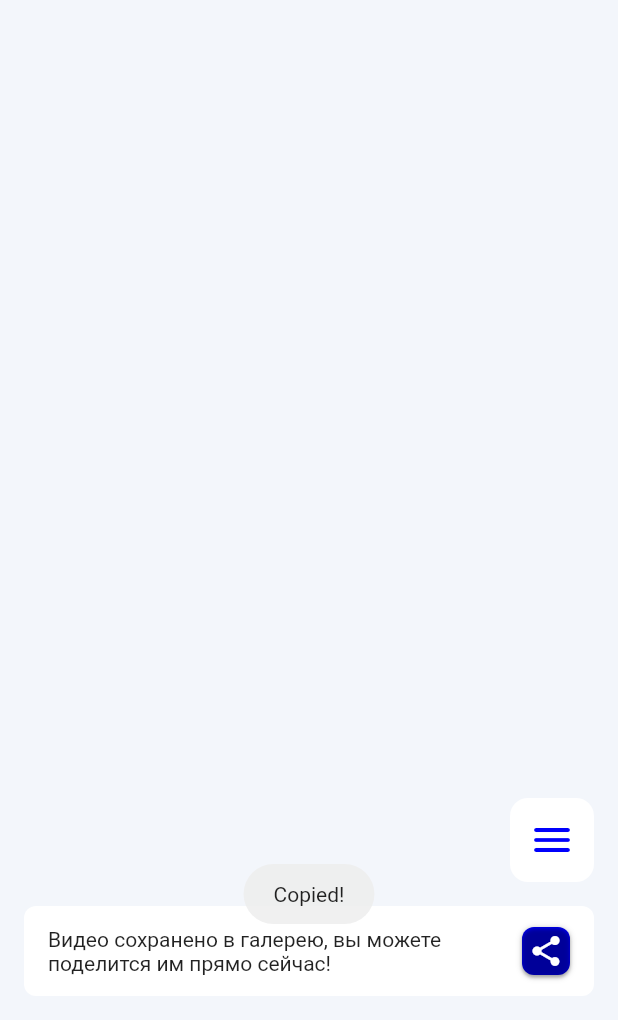
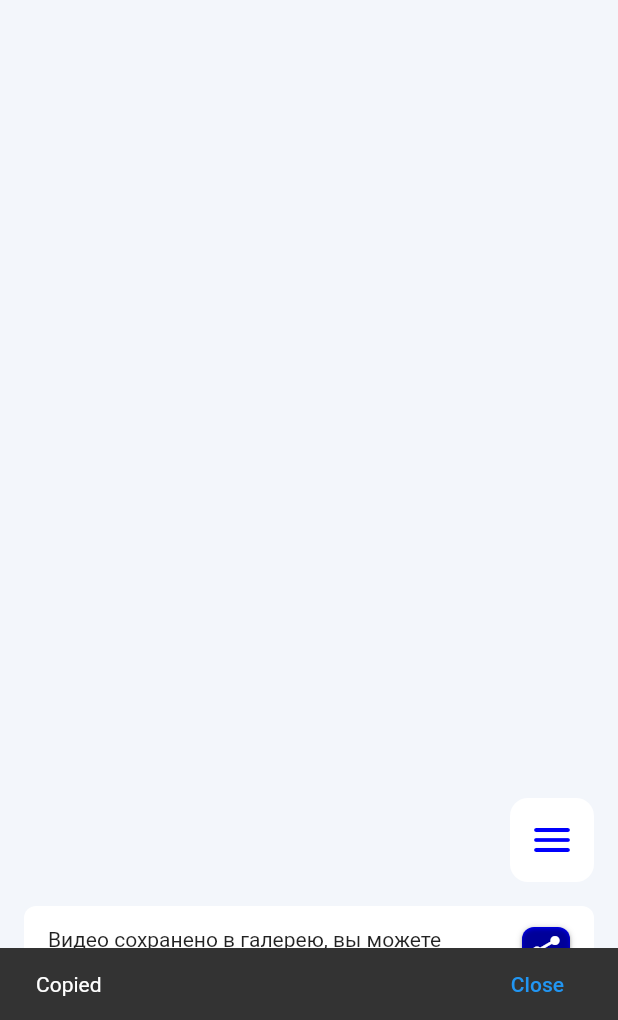
Before and after one commit to vahellame/avantspace_mobile_app, a Flutter app: the MessageRecognizedScreen screen opened by its route, after a tap on the "content copy" icon, on a phone screen of 412 x 824 dp, the part 216-1236 px from its top. Run offline on Flutter 3.47's test engine with Material 2 defaults, Android fonts, the light colour scheme and no system bars; our stand-ins replace camera, flutter_compass, flutter_svg, gallery_saver, google_maps_flutter, location and 2 more.

Commit message:
cheat app 2

```diff
--- a/lib/main.dart
+++ b/lib/main.dart
@@ -12,7 +12,6 @@ import 'package:avantspace_mobile_app/views/screens/test/screen.dart';
 import 'package:avantspace_mobile_app/views/screens/upcoming_sessions/screen.dart';
 import 'package:flutter/material.dart';
 import 'package:flutter/services.dart';
-import 'package:fluttertoast/fluttertoast.dart';
 import 'package:permission_handler/permission_handler.dart';
 import 'package:provider/provider.dart';
 
--- a/lib/views/screens/message_recognized/screen.dart
+++ b/lib/views/screens/message_recognized/screen.dart
@@ -5,7 +5,6 @@ import 'package:avantspace_mobile_app/views/widgets/custom_burger_button.dart';
 import 'package:avantspace_mobile_app/views/widgets/custom_share_button.dart';
 import 'package:flutter/material.dart';
 import 'package:flutter/services.dart';
-import 'package:fluttertoast/fluttertoast.dart';
 import 'package:provider/provider.dart';
 import 'package:share_plus/share_plus.dart';
 
@@ -106,12 +105,16 @@ class _MessageRecognizedScreenState extends State<MessageRecognizedScreen> {
                         ),
                         onTap: () async {
                           await Clipboard.setData(const ClipboardData(text: 'Заходи: avantspace.com'));
-                          Fluttertoast.showToast(
-                            msg: 'Copied!',
-                            toastLength: Toast.LENGTH_SHORT,
-                            gravity: ToastGravity.BOTTOM,
-                            timeInSecForIosWeb: 1,
+                          final snackBar = SnackBar(
+                            content: const Text('Copied'),
+                            action: SnackBarAction(
+                              label: 'Close',
+                              onPressed: () {
+                                // Some code to undo the change.
+                              },
+                            ),
                           );
+                          ScaffoldMessenger.of(context).showSnackBar(snackBar);
                         },
                       ),
                     ),
--- a/pubspec.yaml
+++ b/pubspec.yaml
@@ -14,9 +14,8 @@ dependencies:
 
   provider: ^6.0.3
   camera: ^0.10.0+1
-  flutter_svg: ^1.1.4
-  share_plus: ^4.0.10+1
-  fluttertoast: ^8.0.9
+  flutter_svg: ^1.1.5
+  share_plus: ^4.1.0
   gallery_saver: ^2.3.2
   permission_handler: ^10.0.0
   google_maps_flutter: ^2.2.0
```
Also changed, not shown: pubspec.lock.
